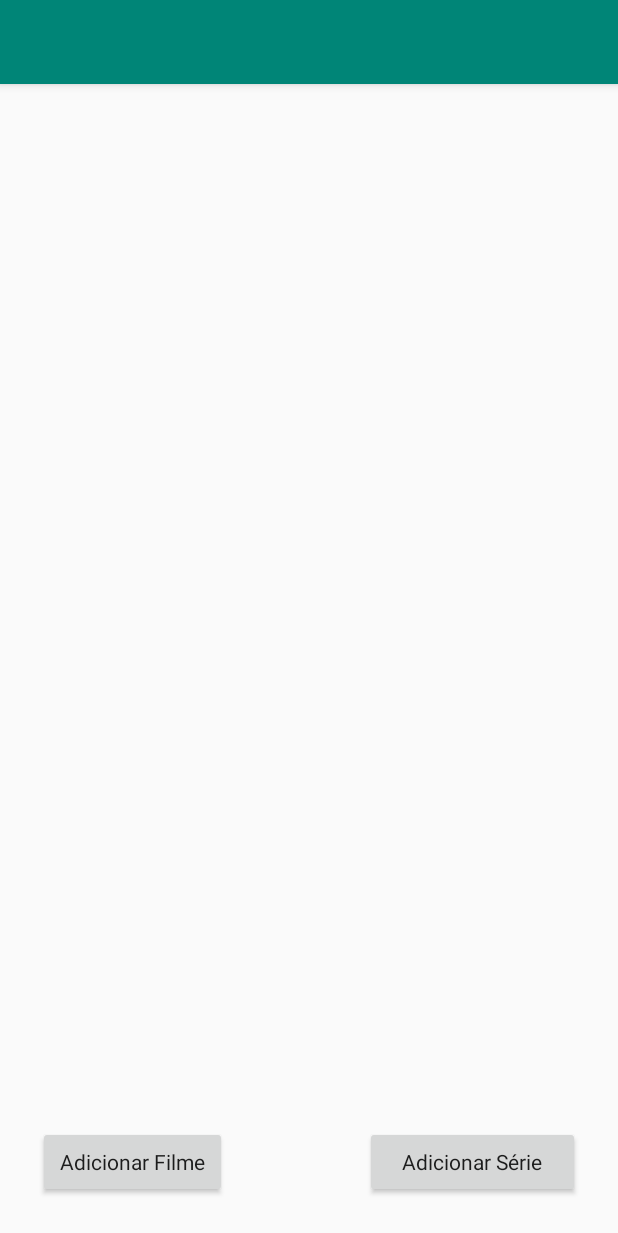
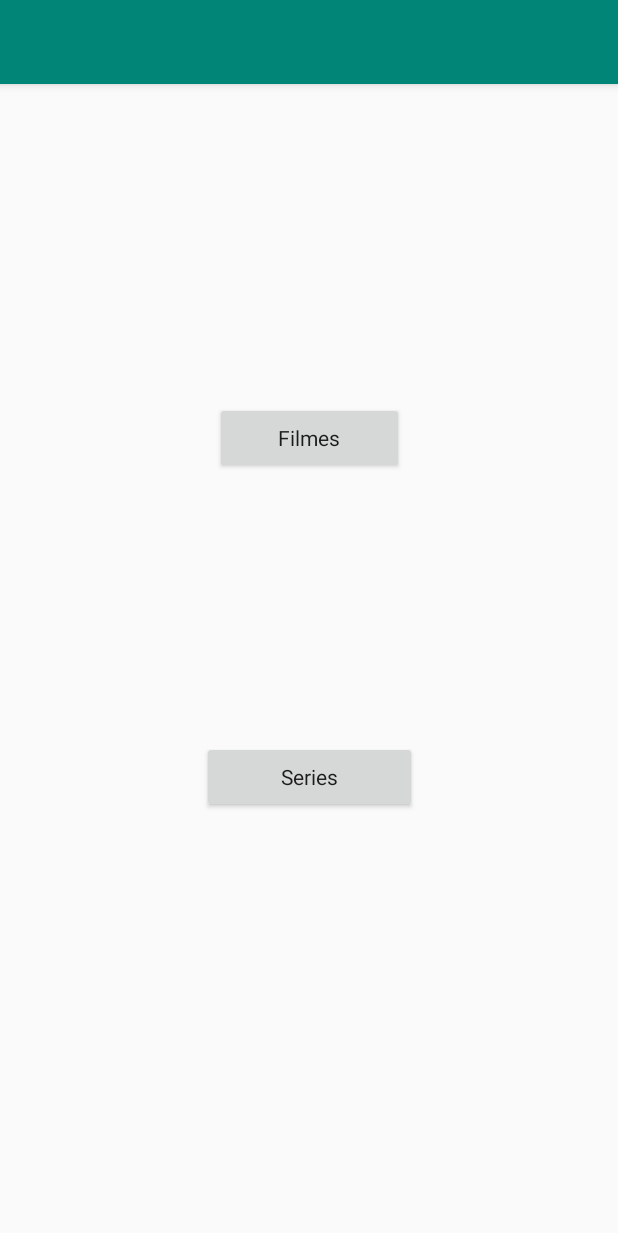
Before and after one commit to pedroreisilva/RateIt, an Android app: the screen it shows after launch (MainActivity), on a phone screen of 412 x 824 dp. Shown: the top 1233 px of the screen. Run offline under Robolectric (Android 15) with nearby library versions, the phone set to English and light mode, and no system bars.

Commit message:
Interface and strings update

```diff
--- a/app/src/main/AndroidManifest.xml
+++ b/app/src/main/AndroidManifest.xml
@@ -9,8 +9,8 @@
         android:roundIcon="@mipmap/ic_launcher_round"
         android:supportsRtl="true"
         android:theme="@style/AppTheme">
-        <activity android:name=".AddSerie"></activity>
-        <activity android:name=".AddFilme" />
+        <activity android:name=".Series"></activity>
+        <activity android:name=".Filmes" />
         <activity
             android:name=".MainActivity"
             android:label="@string/app_name"
--- a/app/src/main/java/pt/ipg/rateit/DefinicoesApp.java
+++ b/app/src/main/java/pt/ipg/rateit/DefinicoesApp.java
@@ -1,6 +1,6 @@
 package pt.ipg.rateit;
 
 class DefinicoesApp {
-    public static final String adicionar_serie = "Série a adicionar";
-    public static final String adicionar_filme = "Filme a adicionar";
+    public static final String atividade_series = "Menu Series";
+    public static final String atividade_filmes = "Menu Filmes";
 }
--- a/app/src/main/java/pt/ipg/rateit/MainActivity.java
+++ b/app/src/main/java/pt/ipg/rateit/MainActivity.java
@@ -2,16 +2,13 @@ package pt.ipg.rateit;
 
 import android.content.Intent;
 import android.os.Bundle;
-import com.google.android.material.floatingactionbutton.FloatingActionButton;
-import com.google.android.material.snackbar.Snackbar;
+
 import androidx.appcompat.app.AppCompatActivity;
-import androidx.appcompat.widget.Toolbar;
+
 import android.view.View;
 import android.view.Menu;
 import android.view.MenuItem;
 import android.widget.Button;
-import android.widget.Toast;
-import java.net.Inet4Address;
 
 public class MainActivity extends AppCompatActivity {
 
@@ -44,13 +41,13 @@ public class MainActivity extends AppCompatActivity {
         super.onCreate(savedInstanceState);
         setContentView(R.layout.activity_main);
 
-        Button buttonAddSerie = findViewById(R.id.buttonAddSerie);
-        Button buttonAddFilme = findViewById(R.id.buttonAddFilme);
+        Button buttonAddSerie = findViewById(R.id.buttonSeries);
+        Button buttonAddFilme = findViewById(R.id.buttonFilmes);
 
         buttonAddFilme.setOnClickListener(new View.OnClickListener() {
             @Override
             public void onClick(View v) {
-                Intent intentf = new Intent(MainActivity.this, AddFilme.class);
+                Intent intentf = new Intent(MainActivity.this, Filmes.class);
                 startActivity(intentf);
 
             }
@@ -59,7 +56,7 @@ public class MainActivity extends AppCompatActivity {
         buttonAddSerie.setOnClickListener(new View.OnClickListener() {
             @Override
             public void onClick(View v) {
-                Intent intents = new Intent(MainActivity.this, AddSerie.class);
+                Intent intents = new Intent(MainActivity.this, Series.class);
                 startActivity(intents);
 
             }
--- a/app/src/main/res/layout/activity_add_filme.xml
+++ b/app/src/main/res/layout/activity_filmes.xml
@@ -4,7 +4,7 @@
     xmlns:tools="http://schemas.android.com/tools"
     android:layout_width="match_parent"
     android:layout_height="match_parent"
-    tools:context=".AddFilme">
+    tools:context=".Filmes">
 
     <TextView
         android:id="@+id/textView"
--- a/app/src/main/res/layout/activity_add_serie.xml
+++ b/app/src/main/res/layout/activity_series.xml
@@ -4,7 +4,7 @@
     xmlns:tools="http://schemas.android.com/tools"
     android:layout_width="match_parent"
     android:layout_height="match_parent"
-    tools:context=".AddSerie">
+    tools:context=".Series">
 
     <TextView
         android:id="@+id/textView2"
--- a/app/src/main/res/layout/content_main.xml
+++ b/app/src/main/res/layout/content_main.xml
@@ -9,27 +9,35 @@
     tools:showIn="@layout/activity_main">
 
     <Button
-        android:id="@+id/buttonAddFilme"
+        android:id="@+id/buttonFilmes"
         android:layout_width="126dp"
         android:layout_height="wrap_content"
-        android:layout_marginStart="25dp"
-        android:layout_marginLeft="25dp"
-        android:layout_marginBottom="25dp"
-        android:text="@string/adicionar_filme"
+        android:layout_marginStart="8dp"
+        android:layout_marginLeft="8dp"
+        android:layout_marginTop="212dp"
+        android:layout_marginEnd="8dp"
+        android:layout_marginRight="8dp"
+        android:text="@string/atividade_filmes"
+        android:textAppearance="@style/TextAppearance.AppCompat"
+        app:layout_constraintEnd_toEndOf="parent"
+        app:layout_constraintStart_toStartOf="parent"
+        app:layout_constraintTop_toTopOf="parent" />
+
+    <Button
+        android:id="@+id/buttonSeries"
+        android:layout_width="143dp"
+        android:layout_height="wrap_content"
+        android:layout_marginStart="8dp"
+        android:layout_marginLeft="8dp"
+        android:layout_marginTop="8dp"
+        android:layout_marginEnd="8dp"
+        android:layout_marginRight="8dp"
+        android:layout_marginBottom="112dp"
+        android:text="@string/atividade_series"
         android:textAppearance="@style/TextAppearance.AppCompat"
         app:layout_constraintBottom_toBottomOf="parent"
-        app:layout_constraintStart_toStartOf="parent" />
-
-    <Button
-        android:id="@+id/buttonAddSerie"
-        android:layout_width="143dp"
-        android:layout_height="wrap_content"
-        android:layout_marginEnd="25dp"
-        android:layout_marginRight="25dp"
-        android:layout_marginBottom="25dp"
-        android:text="@string/adicionar_serie"
-        android:textAppearance="@style/TextAppearance.AppCompat"
-        app:layout_constraintBottom_toBottomOf="parent"
-        app:layout_constraintEnd_toEndOf="parent" />
+        app:layout_constraintEnd_toEndOf="parent"
+        app:layout_constraintStart_toStartOf="parent"
+        app:layout_constraintTop_toBottomOf="@+id/buttonFilmes" />
 
 </androidx.constraintlayout.widget.ConstraintLayout>
--- a/app/src/main/res/values/strings.xml
+++ b/app/src/main/res/values/strings.xml
@@ -1,6 +1,6 @@
 <resources>
     <string name="app_name">RateIt</string>
     <string name="action_settings">Settings</string>
-    <string name="adicionar_serie">Adicionar Série</string>
-    <string name="adicionar_filme">Adicionar Filme</string>
+    <string name="atividade_series">Series</string>
+    <string name="atividade_filmes">Filmes</string>
 </resources>
```
Also changed, not shown: app/src/main/java/pt/ipg/rateit/AddFilme.java (deleted, +0 -19 lines), app/src/main/java/pt/ipg/rateit/AddSerie.java (deleted, +0 -19 lines), app/src/main/java/pt/ipg/rateit/Filmes.java (added, +17 -0 lines), app/src/main/java/pt/ipg/rateit/Series.java (added, +17 -0 lines).
